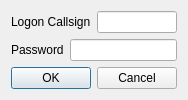
Old version of the form mqt/MqtQrzServer/qrzconfiguredialog.ui in the repository Rsclub22/Minos2-Mirror.
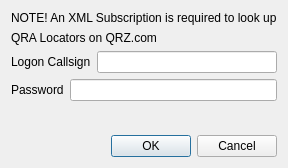
New version of the form.

Commit message: add messages to password dialog and text window about xml subscription

The edit to the form file:
```diff
--- a/mqt/MqtQrzServer/qrzconfiguredialog.ui
+++ b/mqt/MqtQrzServer/qrzconfiguredialog.ui
@@ -6,14 +6,32 @@
    <rect>
     <x>0</x>
     <y>0</y>
-    <width>184</width>
-    <height>100</height>
+    <width>252</width>
+    <height>168</height>
    </rect>
   </property>
   <property name="windowTitle">
    <string>QRZ.com Configuration</string>
   </property>
-  <layout class="QVBoxLayout" name="verticalLayout">
+  <layout class="QVBoxLayout" name="verticalLayout_2">
+   <item>
+    <layout class="QVBoxLayout" name="verticalLayout">
+     <item>
+      <widget class="QLabel" name="label_3">
+       <property name="text">
+        <string>NOTE! An XML Subscription is required to look up</string>
+       </property>
+      </widget>
+     </item>
+     <item>
+      <widget class="QLabel" name="label_4">
+       <property name="text">
+        <string>QRA Locators on QRZ.com</string>
+       </property>
+      </widget>
+     </item>
+    </layout>
+   </item>
    <item>
     <layout class="QHBoxLayout" name="horizontalLayout">
      <item>
@@ -42,6 +60,19 @@
      </item>
     </layout>
    </item>
+   <item>
+    <spacer name="verticalSpacer">
+     <property name="orientation">
+      <enum>Qt::Vertical</enum>
+     </property>
+     <property name="sizeHint" stdset="0">
+      <size>
+       <width>20</width>
+       <height>40</height>
+      </size>
+     </property>
+    </spacer>
+   </item>
    <item>
     <widget class="QDialogButtonBox" name="buttonBox">
      <property name="orientation">
```
The commit also changes 2 other files.
